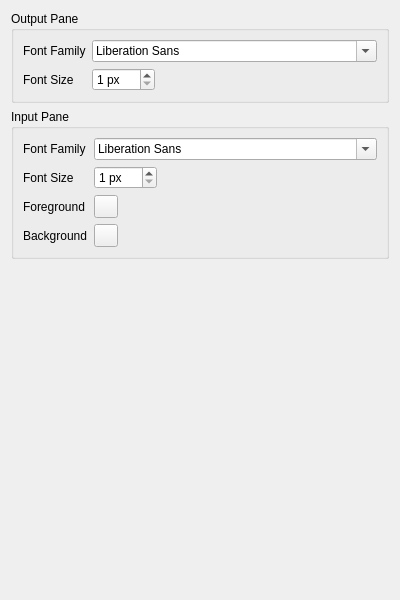
Qt form smushclient-qt/cpp/ui/settings/appearance.ui (jnbooth/smushclient) before a commit.
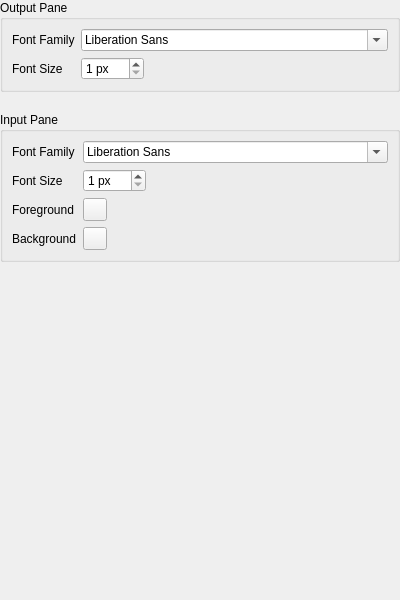
The same form after that commit. Custom widgets are drawn as their Qt base class.

The edit to the form file:
```diff
--- a/smushclient-qt/cpp/ui/settings/appearance.ui
+++ b/smushclient-qt/cpp/ui/settings/appearance.ui
@@ -14,6 +14,21 @@
    <string>Form</string>
   </property>
   <layout class="QVBoxLayout" name="verticalLayout">
+   <property name="spacing">
+    <number>20</number>
+   </property>
+   <property name="leftMargin">
+    <number>0</number>
+   </property>
+   <property name="topMargin">
+    <number>0</number>
+   </property>
+   <property name="rightMargin">
+    <number>0</number>
+   </property>
+   <property name="bottomMargin">
+    <number>0</number>
+   </property>
    <item>
     <widget class="QGroupBox" name="outputGroup">
      <property name="title">
```
Left out of the diff: 62 changed lines with no effect on the pictures.
